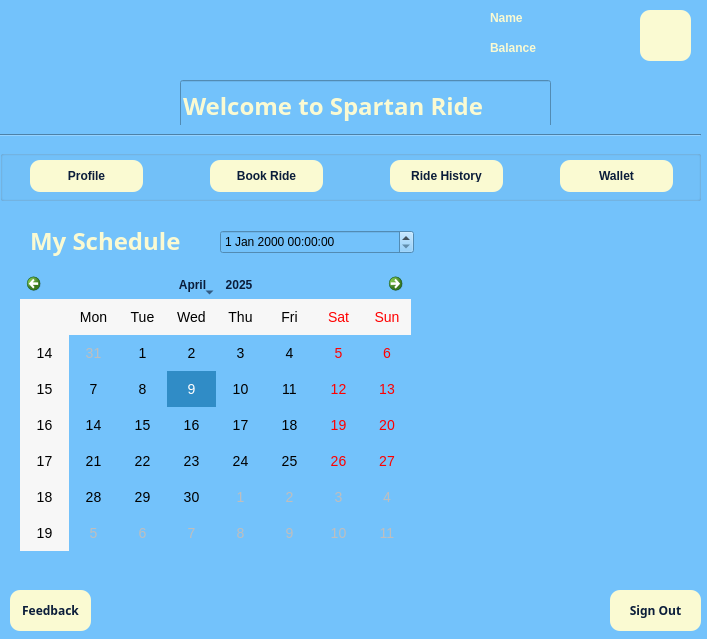
This is UI_Files/Student_Dialog.ui in sakotiya/SPARTANRIDESJSU as Qt 5 draws it before an edit. The edited form follows.
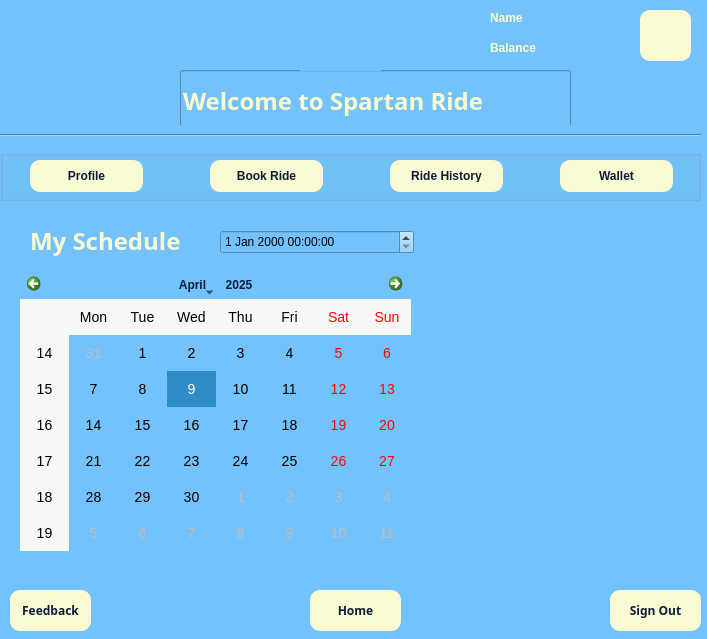
This is the edited form. Icons and pictures are not drawn.

Commit message: Made the folder UI_Python for all ui.py files UI_File has all the UI files and Source Code is where we can save our coding

The edit to the form file:
```diff
--- a/UI_Files/Student_Dialog.ui
+++ b/UI_Files/Student_Dialog.ui
@@ -23,9 +23,9 @@
    <property name="geometry">
     <rect>
      <x>180</x>
-     <y>80</y>
-     <width>371</width>
-     <height>51</height>
+     <y>70</y>
+     <width>391</width>
+     <height>61</height>
     </rect>
    </property>
    <property name="font">
@@ -447,6 +447,42 @@
    </property>
    <property name="scaledContents">
     <bool>true</bool>
+   </property>
+   <property name="wordWrap">
+    <bool>false</bool>
+   </property>
+  </widget>
+  <widget class="QPushButton" name="HomeLabel">
+   <property name="geometry">
+    <rect>
+     <x>310</x>
+     <y>590</y>
+     <width>91</width>
+     <height>41</height>
+    </rect>
+   </property>
+   <property name="font">
+    <font>
+     <family>Segoe UI,sans-serif</family>
+     <weight>75</weight>
+     <bold>true</bold>
+    </font>
+   </property>
+   <property name="styleSheet">
+    <string notr="true">QPushButton {
+    background-color: #FAFAD2; /* Gold */
+    color: #0B1D3A;
+    border: none;
+    border-radius: 10px;
+    padding: 10px;
+    font-weight: bold;
+}
+QPushButton:hover {
+    background-color: #FAFAD2;
+}</string>
+   </property>
+   <property name="text">
+    <string>Home</string>
    </property>
   </widget>
  </widget>
```
The commit also changes 6 other files.
